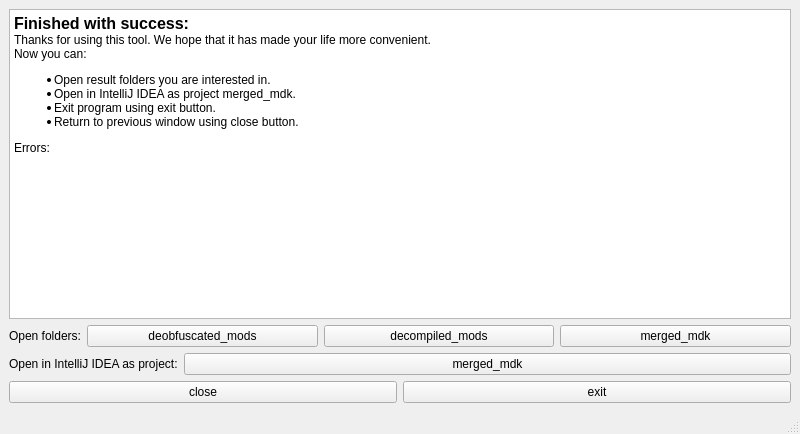
Qt form MDGUi/forms/MDGResultWindow.ui (KostromDan/Mods-Decompiler-GUI) before a commit.
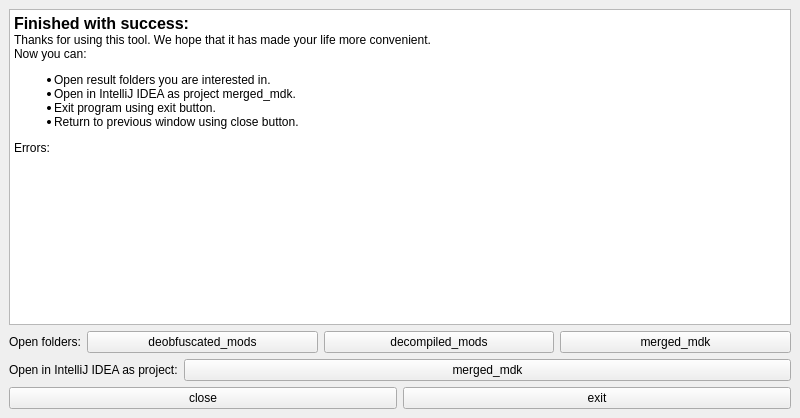
The same form after that commit.

What changed in the file:
```diff
--- a/MDGUi/forms/MDGResultWindow.ui
+++ b/MDGUi/forms/MDGResultWindow.ui
@@ -7,7 +7,7 @@
     <x>0</x>
     <y>0</y>
     <width>800</width>
-    <height>434</height>
+    <height>418</height>
    </rect>
   </property>
   <property name="maximumSize">
@@ -144,7 +144,6 @@
     </rect>
    </property>
   </widget>
-  <widget class="QStatusBar" name="statusbar"/>
  </widget>
  <resources/>
  <connections/>
```
